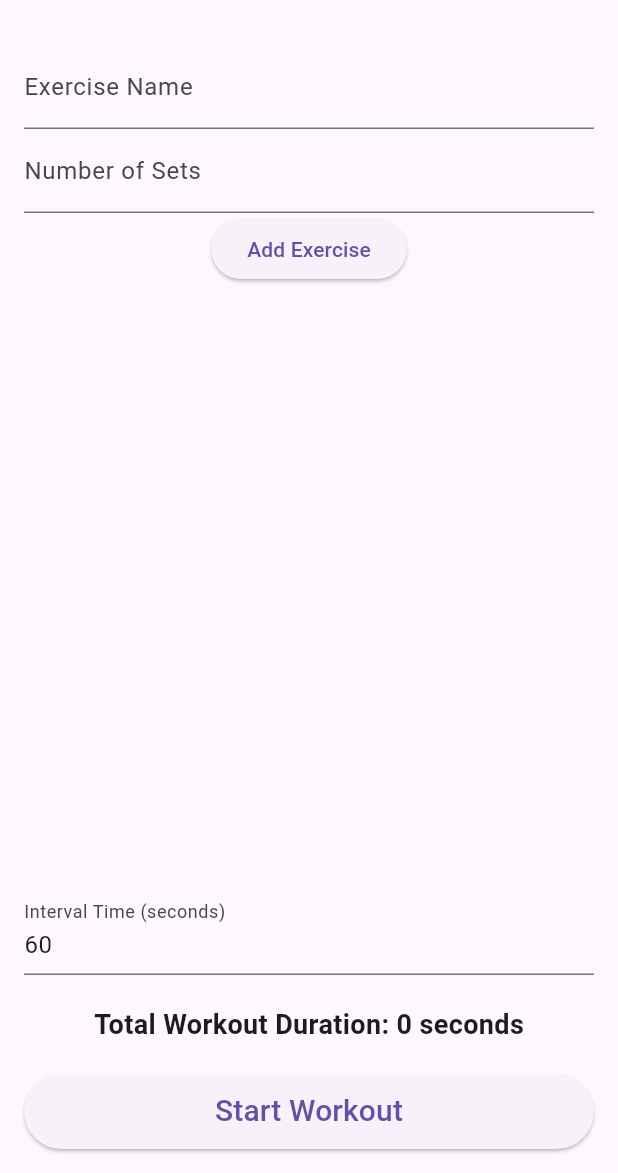
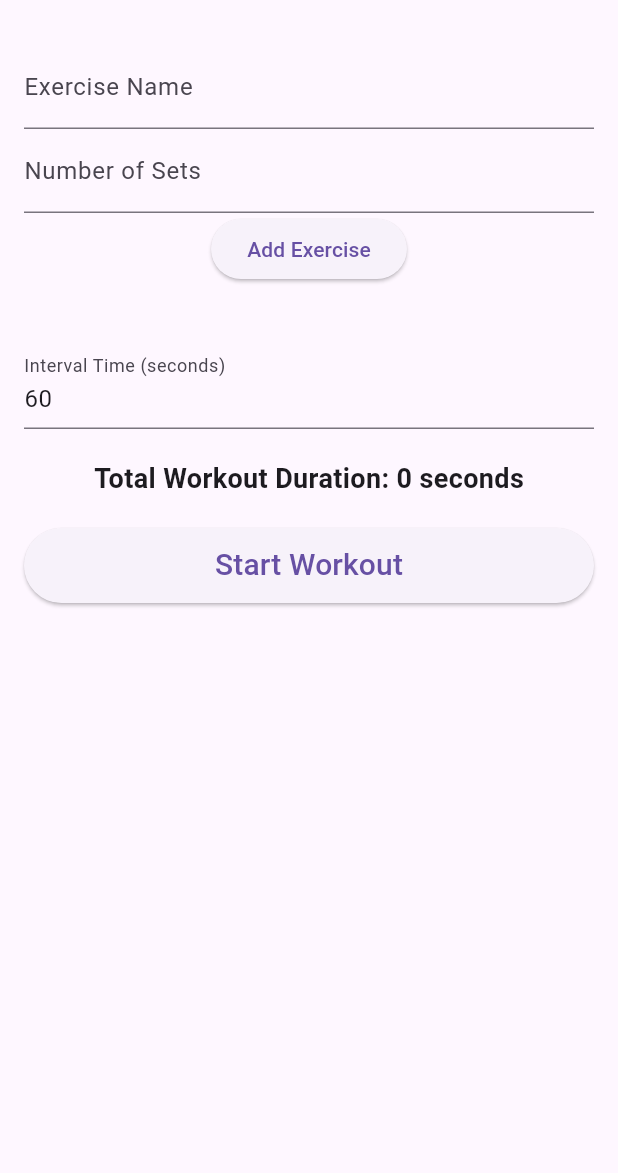
Before and after one commit to AmitTzah/exercise_timer_app, a Flutter app: the screen it shows after launch, on a phone screen of 412 x 824 dp, the part 63-1236 px from its top. Run offline on Flutter 3.47's test engine with Material 3 defaults, Android fonts, the phone set to English and light mode, and no system bars; our stand-ins replace audioplayers, hive, hive_flutter, shared_preferences; accounts and stored records are empty.

Commit message:
Resolve UI overflow and visibility issues on Setup Screen

```diff
--- a/lib/screens/setup_screen.dart
+++ b/lib/screens/setup_screen.dart
@@ -15,8 +15,10 @@ class _SetupScreenState extends State<SetupScreen> {
   final SettingsService _settingsService = SettingsService();
   List<Exercise> _exercises = [];
   int _intervalTime = 60; // Default to 60 seconds
-  final TextEditingController _newExerciseNameController = TextEditingController();
-  final TextEditingController _newExerciseSetsController = TextEditingController();
+  final TextEditingController _newExerciseNameController =
+      TextEditingController();
+  final TextEditingController _newExerciseSetsController =
+      TextEditingController();
 
   @override
   void initState() {
@@ -56,7 +58,11 @@ class _SetupScreenState extends State<SetupScreen> {
     } else {
       if (!mounted) return;
       ScaffoldMessenger.of(context).showSnackBar(
-        const SnackBar(content: Text('Please enter a valid exercise name and number of sets.')),
+        const SnackBar(
+          content: Text(
+            'Please enter a valid exercise name and number of sets.',
+          ),
+        ),
       );
     }
   }
@@ -84,10 +90,8 @@ class _SetupScreenState extends State<SetupScreen> {
     if (!mounted) return;
     Navigator.of(context).push(
       MaterialPageRoute(
-        builder: (context) => WorkoutScreen(
-          exercises: _exercises,
-          intervalTime: _intervalTime,
-        ),
+        builder: (context) =>
+            WorkoutScreen(exercises: _exercises, intervalTime: _intervalTime),
       ),
     );
   }
@@ -111,7 +115,8 @@ class _SetupScreenState extends State<SetupScreen> {
           ),
         ],
       ),
-      body: Padding(
+      body: SingleChildScrollView(
+        child: Padding(
           padding: const EdgeInsets.all(16.0),
           child: Column(
             children: [
@@ -135,8 +140,9 @@ class _SetupScreenState extends State<SetupScreen> {
                 child: const Text('Add Exercise'),
               ),
               const SizedBox(height: 20),
-            Expanded(
-              child: ListView.builder(
+              ListView.builder(
+                shrinkWrap: true,
+                physics: const NeverScrollableScrollPhysics(),
                 itemCount: _exercises.length,
                 itemBuilder: (context, index) {
                   final exercise = _exercises[index];
@@ -144,7 +150,7 @@ class _SetupScreenState extends State<SetupScreen> {
                     margin: const EdgeInsets.symmetric(vertical: 4.0),
                     child: ListTile(
                       title: Text(exercise.name),
-                      subtitle: Text('Sets: ${exercise.sets}'), // Keep braces for expression
+                      subtitle: Text('Sets: ${exercise.sets}'),
                       trailing: IconButton(
                         icon: const Icon(Icons.delete),
                         onPressed: () => _removeExercise(index),
@@ -153,7 +159,6 @@ class _SetupScreenState extends State<SetupScreen> {
                   );
                 },
               ),
-            ),
               const SizedBox(height: 20),
               TextField(
                 keyboardType: TextInputType.number,
@@ -161,7 +166,7 @@ class _SetupScreenState extends State<SetupScreen> {
                   labelText: 'Interval Time (seconds)',
                   hintText: 'e.g., 60',
                 ),
-              controller: TextEditingController(text: '$_intervalTime'), // Remove braces for simple variable
+                controller: TextEditingController(text: '$_intervalTime'),
                 onChanged: (value) {
                   setState(() {
                     _intervalTime = int.tryParse(value) ?? 60;
@@ -170,8 +175,11 @@ class _SetupScreenState extends State<SetupScreen> {
               ),
               const SizedBox(height: 20),
               Text(
-              'Total Workout Duration: ${_calculateTotalDuration()} seconds', // Keep braces for method call
-              style: const TextStyle(fontSize: 18, fontWeight: FontWeight.bold),
+                'Total Workout Duration: ${_calculateTotalDuration()} seconds',
+                style: const TextStyle(
+                  fontSize: 18,
+                  fontWeight: FontWeight.bold,
+                ),
               ),
               const SizedBox(height: 20),
               ElevatedButton(
@@ -187,6 +195,7 @@ class _SetupScreenState extends State<SetupScreen> {
             ],
           ),
         ),
+      ),
     );
   }
 }
```
Lines whose indentation alone changed are shown as unchanged.
